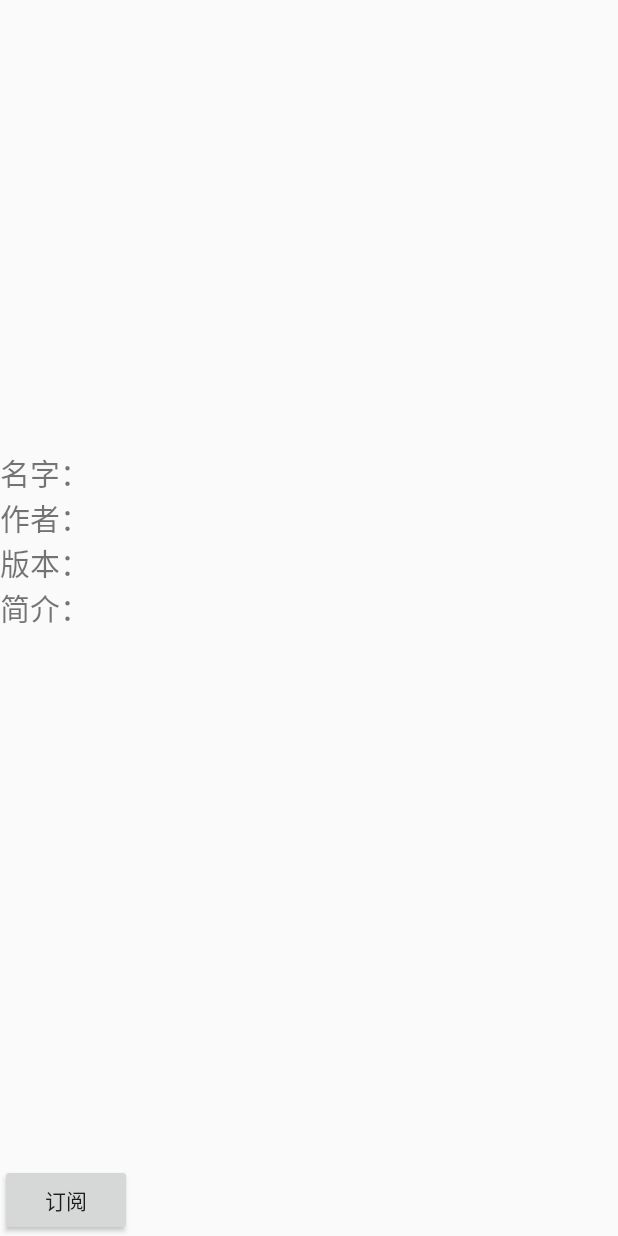
After one commit to Someonesz/CardMatch, an Android app: the ModInfoActivity screen opened directly, with no data from a screen before it, on a phone screen of 412 x 824 dp. The commit adds this screen. Run offline under Robolectric (Android 15) with nearby library versions, the phone set to English and light mode, and no system bars.

Commit message:
Initial commit

```diff
--- a/app/src/main/assets/DefaultRes/food/GameConfig.json
+++ b/app/src/main/assets/DefaultRes/food/GameConfig.json
@@ -2,7 +2,7 @@
     "for": "Card Match",
     "Mod_Name": "食物",
     "uuid": "800d9b08-a7df-48f0-ad42-d59211afa380",
-    "version": "1.0",
+    "version": 1.0,
     "Author": "Someones",
     "FrontImageName": "food_front.jpg",
     "BackImageName": [
--- a/app/src/main/assets/DefaultRes/poker/GameConfig.json
+++ b/app/src/main/assets/DefaultRes/poker/GameConfig.json
@@ -3,7 +3,7 @@
     "Mod_Name": "扑克",
     "Author": "Someones",
     "uuid": "c3a71552-21ec-4b38-ab1f-fdd4f8875144",
-    "version": "1.0",
+    "version": 1.0,
     "FrontImageName": "poker_front.jpg",
     "BackImageName": [
         "poker1.jpg",
--- a/app/src/main/assets/DefaultRes/solar/GameConfig.json
+++ b/app/src/main/assets/DefaultRes/solar/GameConfig.json
@@ -3,7 +3,7 @@
     "Mod_Name": "24节气",
     "Author": "Someones",
     "uuid": "0a6a0787-538f-4399-b5be-b5fc643e50a4",
-    "version": "1.0",
+    "version": 1.0,
     "FrontImageName": "solar_front.jpg",
     "BackImageName": [
         "1.jpg",
--- a/app/src/main/java/top/someones/cardmatch/MainActivity.java
+++ b/app/src/main/java/top/someones/cardmatch/MainActivity.java
@@ -6,9 +6,9 @@ import androidx.appcompat.app.AppCompatActivity;
 
 import top.someones.cardmatch.core.GameManagement;
 import top.someones.cardmatch.entity.GameResource;
-import top.someones.cardmatch.ui.CreativeWorkshopActivity;
 import top.someones.cardmatch.ui.PermissionsManagement;
 import top.someones.cardmatch.ui.TwoActivity;
+import top.someones.cardmatch.ui.WorkshopActivity;
 
 import android.app.Activity;
 import android.content.Context;
@@ -50,11 +50,11 @@ public class MainActivity extends AppCompatActivity {
             startActivity(new Intent(MainActivity.this, TwoActivity.class).putExtra("GameName", ((GameResource) parent.getItemAtPosition(position)).getUUID()));
         });
 
-        startActivity(new Intent(MainActivity.this, CreativeWorkshopActivity.class));
+        startActivity(new Intent(MainActivity.this, WorkshopActivity.class));
     }
 
     public void jump(View v) {
-        startActivity(new Intent(MainActivity.this, CreativeWorkshopActivity.class));
+        startActivity(new Intent(MainActivity.this, WorkshopActivity.class));
     }
 
     public void selectFile(View v) {
--- a/app/src/main/java/top/someones/cardmatch/core/GameManagement.java
+++ b/app/src/main/java/top/someones/cardmatch/core/GameManagement.java
@@ -119,7 +119,7 @@ public class GameManagement {
                         String uuid = config.getString("uuid");
                         String name = config.getString("Mod_Name");
                         String author = config.getString("Author");
-                        String version = config.getString("version");
+                        Double version = config.getDouble("version");
                         String frontImagePath = config.getString("FrontImageName");
                         JSONArray jarr = config.getJSONArray("BackImageName");
                         List<String> backImagesName = new LinkedList<>();
--- a/app/src/main/java/top/someones/cardmatch/entity/Mod.java
+++ b/app/src/main/java/top/someones/cardmatch/entity/Mod.java
@@ -7,10 +7,10 @@ public class Mod {
     private final String name;
     private final Bitmap image;
     private final String author;
-    private final String version;
+    private final Double version;
 
 
-    public Mod(String uuid, String name, Bitmap image, String author, String version) {
+    public Mod(String uuid, String name, Bitmap image, String author, Double version) {
         UUID = uuid;
         this.name = name;
         this.image = image;
@@ -34,7 +34,7 @@ public class Mod {
         return author;
     }
 
-    public String getVersion() {
+    public Double getVersion() {
         return version;
     }
 }
--- /dev/null
+++ b/app/src/main/java/top/someones/cardmatch/ui/ModInfoActivity.java
@@ -0,0 +1,19 @@
+package top.someones.cardmatch.ui;
+
+import androidx.appcompat.app.AppCompatActivity;
+import top.someones.cardmatch.R;
+
+import android.os.Bundle;
+
+public class ModInfoActivity extends AppCompatActivity {
+
+    @Override
+    protected void onCreate(Bundle savedInstanceState) {
+        super.onCreate(savedInstanceState);
+        setContentView(R.layout.activity_mod_info);
+
+
+
+
+    }
+}
--- /dev/null
+++ b/app/src/main/res/layout/activity_mod_info.xml
@@ -0,0 +1,54 @@
+<?xml version="1.0" encoding="utf-8"?>
+<LinearLayout
+    xmlns:android="http://schemas.android.com/apk/res/android"
+    xmlns:tools="http://schemas.android.com/tools"
+    android:layout_width="match_parent"
+    android:layout_height="match_parent"
+    android:orientation="vertical"
+    tools:context=".ui.ModInfoActivity" >
+
+    <ImageView
+        android:layout_width="300dp"
+        android:layout_height="300dp"
+        android:gravity="center" />
+
+    <TextView
+        android:layout_width="wrap_content"
+        android:layout_height="wrap_content"
+        android:text="名字："
+        android:textSize="20sp" />
+
+    <TextView
+        android:layout_width="wrap_content"
+        android:layout_height="wrap_content"
+        android:text="作者："
+        android:textSize="20sp" />
+
+    <TextView
+        android:layout_width="wrap_content"
+        android:layout_height="wrap_content"
+        android:text="版本："
+        android:textSize="20sp" />
+
+    <TextView
+        android:layout_width="wrap_content"
+        android:layout_height="0dp"
+        android:layout_weight="1"
+        android:text="简介："
+        android:textSize="20sp"
+        />
+
+    <Button
+        android:layout_width="wrap_content"
+        android:layout_height="wrap_content"
+        android:text="订阅" />
+
+
+
+
+
+
+
+
+
+</LinearLayout>
--- a/app/src/main/res/layout/activity_creative_workshop.xml
+++ b/app/src/main/res/layout/activity_workshop.xml
@@ -4,7 +4,7 @@
     android:layout_width="match_parent"
     android:layout_height="match_parent"
     android:orientation="vertical"
-    tools:context=".ui.CreativeWorkshopActivity">
+    tools:context=".ui.WorkshopActivity">
 
     <TextView
         android:layout_width="match_parent"
```
Also changed, not shown: app/src/main/AndroidManifest.xml (+6 -1 lines), app/src/main/java/top/someones/cardmatch/core/ImageCache.java (added, +38 -0 lines), app/src/main/java/top/someones/cardmatch/entity/GameResource.java (+7 -7 lines), app/src/main/java/top/someones/cardmatch/ui/ModAdapter.java (+20 -4 lines), app/src/main/java/top/someones/cardmatch/ui/WorkshopActivity.java (renamed from app/src/main/java/top/someones/cardmatch/ui/CreativeWorkshopActivity.java, +12 -10 lines), app/src/main/res/values/themes.xml (+7 -0 lines).
